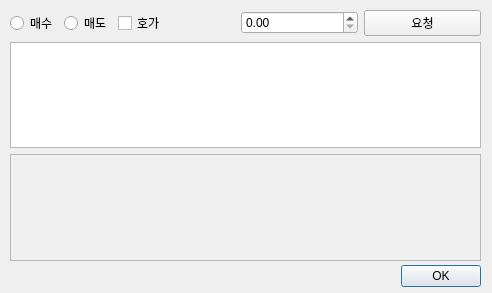
Before: the Qt Designer form ui/manual.ui in stalkerboy/stockweek, drawn with Qt 5.
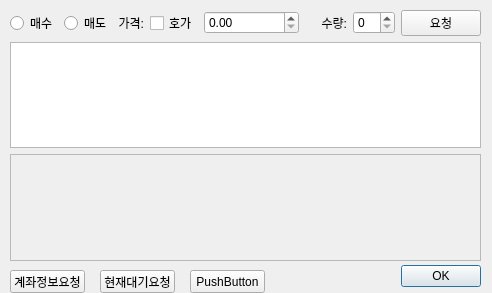
After: the same form once the commit is applied.

The edit to the form file:
```diff
--- a/ui/manual.ui
+++ b/ui/manual.ui
@@ -46,7 +46,7 @@
    </property>
    <layout class="QVBoxLayout" name="verticalLayout">
     <item>
-     <layout class="QHBoxLayout" name="horizontalLayout" stretch="2,10">
+     <layout class="QHBoxLayout" name="horizontalLayout" stretch="2,10,1">
       <item>
        <layout class="QHBoxLayout" name="horizontalLayout_3" stretch="0,0">
         <property name="spacing">
@@ -69,10 +69,22 @@
        </layout>
       </item>
       <item>
-       <layout class="QHBoxLayout" name="horizontalLayout_2">
+       <layout class="QHBoxLayout" name="horizontalLayout_2" stretch="4,2">
         <property name="spacing">
          <number>6</number>
         </property>
+        <item>
+         <layout class="QHBoxLayout" name="horizontalLayout_5" stretch="1,1,4">
+          <item>
+           <widget class="QLabel" name="label_2">
+            <property name="text">
+             <string>가격:</string>
+            </property>
+            <property name="alignment">
+             <set>Qt::AlignRight|Qt::AlignTrailing|Qt::AlignVCenter</set>
+            </property>
+           </widget>
+          </item>
         <item>
          <widget class="QCheckBox" name="goodCBtn">
           <property name="text">
@@ -83,6 +95,27 @@
         <item>
          <widget class="QDoubleSpinBox" name="priceSpBox"/>
         </item>
+         </layout>
+        </item>
+        <item>
+         <layout class="QHBoxLayout" name="horizontalLayout_4">
+          <item>
+           <widget class="QLabel" name="label">
+            <property name="text">
+             <string>수량:</string>
+            </property>
+            <property name="alignment">
+             <set>Qt::AlignRight|Qt::AlignTrailing|Qt::AlignVCenter</set>
+            </property>
+           </widget>
+          </item>
+          <item>
+           <widget class="QSpinBox" name="quantitySpBox"/>
+          </item>
+         </layout>
+        </item>
+       </layout>
+      </item>
         <item>
          <widget class="QPushButton" name="requestBtn">
           <property name="text">
@@ -92,8 +125,6 @@
         </item>
        </layout>
       </item>
-     </layout>
-    </item>
     <item>
      <widget class="QListView" name="listView"/>
     </item>
@@ -106,6 +137,45 @@
     </item>
    </layout>
   </widget>
+  <widget class="QPushButton" name="testBtn1">
+   <property name="geometry">
+    <rect>
+     <x>10</x>
+     <y>270</y>
+     <width>75</width>
+     <height>23</height>
+    </rect>
+   </property>
+   <property name="text">
+    <string>계좌정보요청</string>
+   </property>
+  </widget>
+  <widget class="QPushButton" name="testBtn2">
+   <property name="geometry">
+    <rect>
+     <x>100</x>
+     <y>270</y>
+     <width>75</width>
+     <height>23</height>
+    </rect>
+   </property>
+   <property name="text">
+    <string>현재대기요청</string>
+   </property>
+  </widget>
+  <widget class="QPushButton" name="testBtn3">
+   <property name="geometry">
+    <rect>
+     <x>190</x>
+     <y>270</y>
+     <width>75</width>
+     <height>23</height>
+    </rect>
+   </property>
+   <property name="text">
+    <string>PushButton</string>
+   </property>
+  </widget>
  </widget>
  <resources/>
  <connections>
```
Left out of the diff: 2 changed lines with no effect on the pictures. Lines whose indentation alone changed are shown as unchanged.
